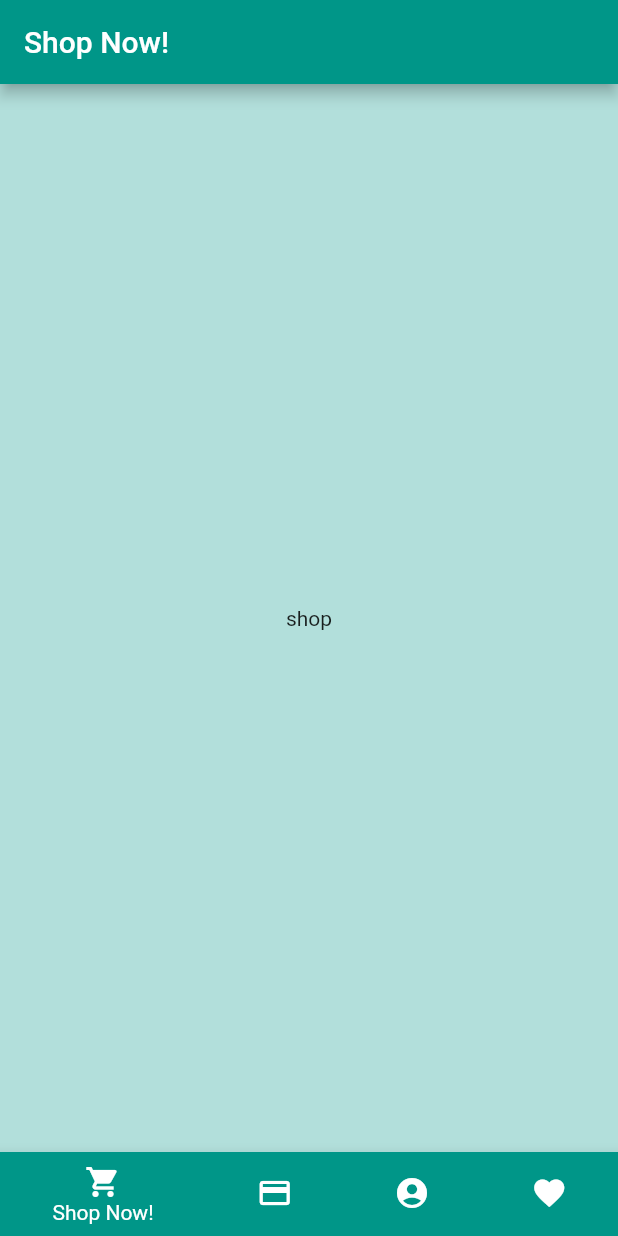
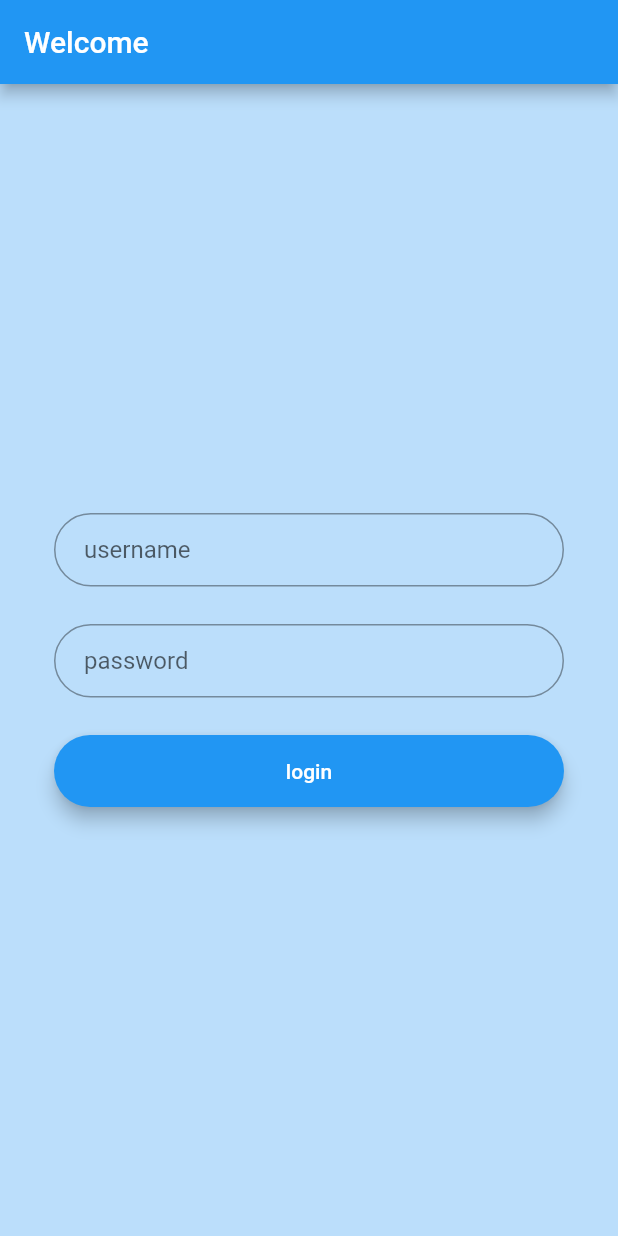
Before and after one commit to tianhaoz95/iwfp, a Flutter app: the screen it shows after launch, on a phone screen of 412 x 824 dp. Run offline on Flutter 3.47's test engine with Material 2 defaults, Android fonts, the phone set to English and light mode, and no system bars.

Commit message:
dev: init login screen (dummy)

```diff
--- /dev/null
+++ b/iwfpapp/lib/login.dart
@@ -0,0 +1,54 @@
+import 'package:flutter/material.dart';
+
+class LoginScreen extends StatelessWidget {
+  @override
+  Widget build(BuildContext context) {
+    return Scaffold(
+      appBar: AppBar(title: Text('Welcome')),
+      backgroundColor: Colors.blue[100],
+      body: Container(
+        padding: const EdgeInsets.all(36.0),
+        child: Column(
+          crossAxisAlignment: CrossAxisAlignment.center,
+          mainAxisAlignment: MainAxisAlignment.center,
+          children: <Widget>[
+            TextField(
+              decoration: InputDecoration(
+                contentPadding: EdgeInsets.fromLTRB(20.0, 15.0, 20.0, 15.0),
+                hintText: 'username',
+                border: OutlineInputBorder(
+                  borderRadius: BorderRadius.circular(32.0)
+                )
+              )
+            ),
+            SizedBox(height: 25.0),
+            TextField(
+              decoration: InputDecoration(
+                contentPadding: EdgeInsets.fromLTRB(20.0, 15.0, 20.0, 15.0),
+                hintText: 'password',
+                border: OutlineInputBorder(
+                  borderRadius: BorderRadius.circular(32.0)
+                )
+              )
+            ),
+            SizedBox(height: 25.0),
+            Material(
+              elevation: 5.0,
+              borderRadius: BorderRadius.circular(30.0),
+              color: Colors.blue,
+              child: MaterialButton(
+                minWidth: MediaQuery.of(context).size.width,
+                padding: EdgeInsets.fromLTRB(20.0, 15.0, 20.0, 15.0),
+                onPressed: () { Navigator.pushNamed(context, '/main'); },
+                child: Text('login',
+                  textAlign: TextAlign.center,
+                  style: TextStyle(color: Colors.white)
+                )
+              )
+            )
+          ],
+        ),
+      )
+    );
+  }
+}
--- a/iwfpapp/lib/main.dart
+++ b/iwfpapp/lib/main.dart
@@ -1,5 +1,6 @@
 import 'package:flutter/material.dart';
 import 'nav.dart';
+import 'login.dart';
 
 void main() => runApp(MyApp());
 
@@ -12,7 +13,11 @@ class MyApp extends StatelessWidget {
       theme: ThemeData(
         primarySwatch: Colors.blue,
       ),
-      home: DestView(),
+      initialRoute: '/',
+      routes: {
+        '/': (context) => LoginScreen(),
+        '/main': (context) => DestView(),
+      },
     );
   }
 }
```
Also changed, not shown: iwfpapp/pubspec.lock.
